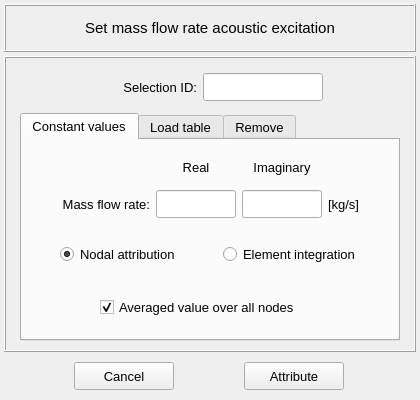
This is vibra/interface/data/ui_files/model/setup/acoustic/mass_flow_rate_input.ui in MOPT-UFSC/VIBRA as Qt 5 draws it before an edit. The edited form follows.
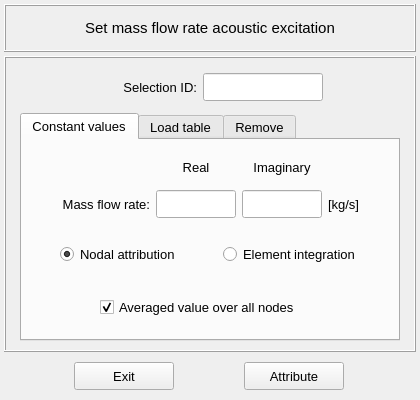
This is the edited form. Icons and pictures are not drawn.

Commit message: Replaces the Cancel text with Exit in the Close buttons

```diff
--- a/vibra/interface/data/ui_files/model/setup/acoustic/mass_flow_rate_input.ui
+++ b/vibra/interface/data/ui_files/model/setup/acoustic/mass_flow_rate_input.ui
@@ -1373,7 +1373,7 @@
          <string notr="true"/>
         </property>
         <property name="text">
-         <string>Cancel</string>
+         <string>Exit</string>
         </property>
        </widget>
       </item>
```
Left out of the diff: 2 changed lines with no effect on the pictures. The commit also changes 53 other files.
